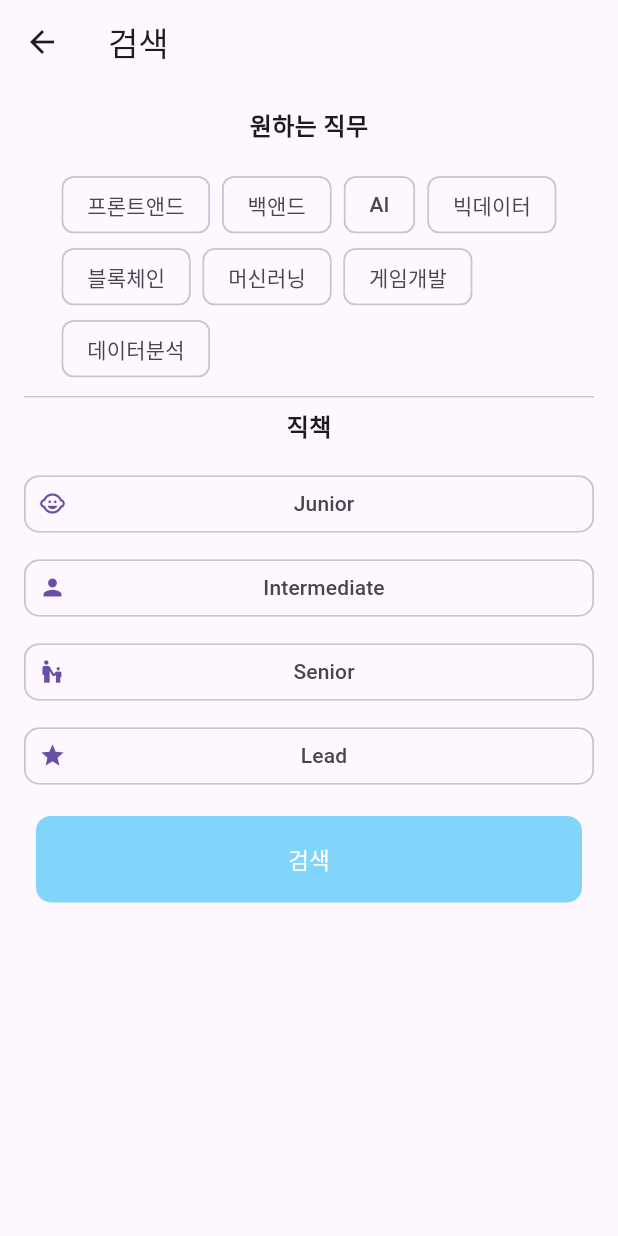
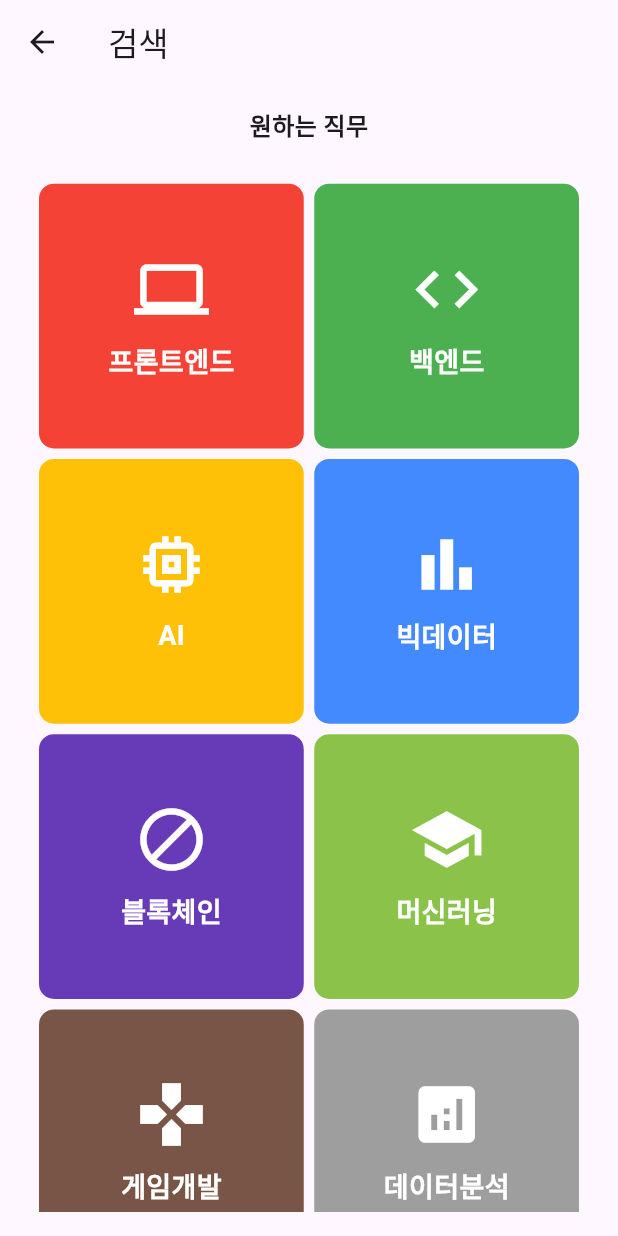
Before and after one commit to so3659/To-Be-Developers, a Flutter app: the CatalogScreen screen opened directly, on a phone screen of 412 x 824 dp. Run offline on Flutter 3.47's test engine with Material 3 defaults, Android fonts, the phone set to English and light mode, and no system bars; our stand-ins replace fl_chart, webview_flutter; missing offline and left inert: webview_flutter_android, webview_flutter_wkwebview.

Commit message:
Change Category UI

```diff
--- a/lib/caterory.dart
+++ b/lib/caterory.dart
@@ -1,4 +1,3 @@
-import 'package:bigdata_project/result.dart';
 import 'package:flutter/material.dart';
 
 class CatalogScreen extends StatefulWidget {
@@ -10,7 +9,9 @@ class CatalogScreen extends StatefulWidget {
 
 class _CatalogScreenState extends State<CatalogScreen> {
   RangeValues priceRange = const RangeValues(0, 30000);
-  Set<String> filters = {};
+  Set<String> selectedCategories = {};
+  Set<String> selectedJobCategories = {};
+
   @override
   Widget build(BuildContext context) {
     final screenSize = MediaQuery.of(context).size;
@@ -34,69 +35,110 @@ class _CatalogScreenState extends State<CatalogScreen> {
                 style: TextStyle(fontSize: 16, fontWeight: FontWeight.bold),
               ),
               SizedBox(height: screenSize.height * 0.02),
-              _buildCategoryRow(),
+              Padding(
+                padding: const EdgeInsets.all(10.0),
+                child: SizedBox(
+                  height: 730, // 적절한 높이 설정
+                  child: GridView.builder(
+                    physics:
+                        const NeverScrollableScrollPhysics(), // 부모 스크롤에 영향을 받도록 설정
+                    itemCount: categories.length,
+                    gridDelegate:
+                        const SliverGridDelegateWithFixedCrossAxisCount(
+                      crossAxisCount: 2,
+                      crossAxisSpacing: 7,
+                      mainAxisSpacing: 7,
+                    ),
+                    itemBuilder: (context, index) {
+                      final category = categories[index];
+                      return SelectableCategoryItem(
+                        category: category,
+                        isSelected:
+                            selectedCategories.contains(category['label']),
+                        onSelected: (isSelected) {
+                          setState(() {
+                            if (isSelected) {
+                              selectedCategories.add(category['label']);
+                            } else {
+                              selectedCategories.remove(category['label']);
+                            }
+                          });
+                        },
+                      );
+                    },
+                  ),
+                ),
+              ),
+              SizedBox(height: screenSize.height * 0.02),
               const Divider(),
+              SizedBox(height: screenSize.height * 0.02),
               const Text(
                 '직책',
                 style: TextStyle(fontSize: 16, fontWeight: FontWeight.bold),
               ),
               SizedBox(height: screenSize.height * 0.02),
-              _buildCareerCategoryRow(context),
+              Padding(
+                padding: const EdgeInsets.all(10.0),
+                child: SizedBox(
+                  height: 400, // 적절한 높이 설정
+                  child: GridView.builder(
+                    physics:
+                        const NeverScrollableScrollPhysics(), // 부모 스크롤에 영향을 받도록 설정
+                    itemCount: jobCategories.length,
+                    gridDelegate:
+                        const SliverGridDelegateWithFixedCrossAxisCount(
+                      crossAxisCount: 2,
+                      crossAxisSpacing: 7,
+                      mainAxisSpacing: 7,
+                    ),
+                    itemBuilder: (context, index) {
+                      final category = jobCategories[index];
+                      return SelectableCategoryItem(
+                        category: category,
+                        isSelected:
+                            selectedJobCategories.contains(category['label']),
+                        onSelected: (isSelected) {
+                          setState(() {
+                            if (isSelected) {
+                              selectedJobCategories.add(category['label']);
+                            } else {
+                              selectedJobCategories.remove(category['label']);
+                            }
+                          });
+                        },
+                      );
+                    },
+                  ),
+                ),
+              ),
               Padding(
                 padding: const EdgeInsets.all(8.0),
                 child: TextButton(
                   style: TextButton.styleFrom(
                     backgroundColor: Colors.lightBlue[200],
-                          minimumSize: Size(
-                              screenSize.width * 0.9, screenSize.height * 0.07),
+                    minimumSize:
+                        Size(screenSize.width * 0.9, screenSize.height * 0.07),
                     shape: RoundedRectangleBorder(
-                              borderRadius: BorderRadius.circular(10))),
+                      borderRadius: BorderRadius.circular(10),
+                    ),
+                  ),
                   onPressed: () {
                     Navigator.push(
                       context,
                       MaterialPageRoute(
-                              builder: (context) => const Result()),
+                          builder: (context) => const ResultScreen()),
                     );
                   },
-                      child: const Text('검색',
-                          style: TextStyle(fontSize: 15, color: Colors.white))))
+                  child: const Text(
+                    '검색',
+                    style: TextStyle(fontSize: 15, color: Colors.white),
+                  ),
+                ),
+              )
             ],
           ),
         ),
       ),
-    );
-  }
-
-  Widget _buildCategoryRow() {
-    List<String> categories = [
-      '프론트앤드',
-      '백앤드',
-      'AI',
-      '빅데이터',
-      '블록체인',
-      '머신러닝',
-      '게임개발',
-      '데이터분석'
-    ];
-    return Wrap(
-      spacing: 8.0,
-      children: categories.map((category) {
-        return FilterChip(
-          showCheckmark: false,
-          selectedColor: Colors.lightGreen[200],
-          label: Text(category),
-          selected: filters.contains(category),
-          onSelected: (bool selected) {
-            setState(() {
-              if (selected) {
-                filters.add(category);
-              } else {
-                filters.remove(category);
-              }
-            });
-          },
-        );
-      }).toList(),
     );
   }
 
@@ -146,13 +188,13 @@ class _CatalogScreenState extends State<CatalogScreen> {
             shape: RoundedRectangleBorder(
               borderRadius: BorderRadius.circular(10),
             ),
-            selected: filters.contains(category),
+            selected: selectedCategories.contains(category),
             onSelected: (bool selected) {
               setState(() {
                 if (selected) {
-                  filters.add(category);
+                  selectedCategories.add(category);
                 } else {
-                  filters.remove(category);
+                  selectedCategories.remove(category);
                 }
               });
             },
@@ -162,3 +204,92 @@ class _CatalogScreenState extends State<CatalogScreen> {
     );
   }
 }
+
+class SelectableCategoryItem extends StatelessWidget {
+  final Map<String, dynamic> category;
+  final bool isSelected;
+  final ValueChanged<bool> onSelected;
+
+  const SelectableCategoryItem({
+    required this.category,
+    required this.isSelected,
+    required this.onSelected,
+    super.key,
+  });
+
+  @override
+  Widget build(BuildContext context) {
+    return GestureDetector(
+      onTap: () {
+        onSelected(!isSelected);
+      },
+      child: Container(
+        decoration: BoxDecoration(
+          color: isSelected ? Colors.lightGreen[200] : category['color'],
+          borderRadius: BorderRadius.circular(10),
+        ),
+        child: Column(
+          mainAxisAlignment: MainAxisAlignment.center,
+          children: [
+            Icon(
+              category['icon'],
+              size: 50,
+              color: Colors.white,
+            ),
+            const SizedBox(height: 10),
+            Text(
+              category['label'],
+              style: const TextStyle(
+                color: Colors.white,
+                fontSize: 18,
+                fontWeight: FontWeight.bold,
+              ),
+            ),
+          ],
+        ),
+      ),
+    );
+  }
+}
+
+final List<Map<String, dynamic>> jobCategories = [
+  {'color': Colors.purple, 'icon': Icons.child_care, 'label': 'Junior'},
+  {
+    'color': Colors.deepOrangeAccent,
+    'icon': Icons.person,
+    'label': 'Intermediate'
+  },
+  {
+    'color': Colors.cyanAccent[200],
+    'icon': Icons.escalator_warning,
+    'label': 'Senior'
+  },
+  {'color': Colors.indigo, 'icon': Icons.star, 'label': 'Lead'},
+];
+
+final List<Map<String, dynamic>> categories = [
+  {'color': Colors.red, 'icon': Icons.computer, 'label': '프론트엔드'},
+  {'color': Colors.green, 'icon': Icons.code, 'label': '백엔드'},
+  {'color': Colors.amber, 'icon': Icons.memory, 'label': 'AI'},
+  {'color': Colors.blueAccent, 'icon': Icons.bar_chart, 'label': '빅데이터'},
+  {'color': Colors.deepPurple, 'icon': Icons.block, 'label': '블록체인'},
+  {'color': Colors.lightGreen, 'icon': Icons.school, 'label': '머신러닝'},
+  {'color': Colors.brown, 'icon': Icons.games, 'label': '게임개발'},
+  {'color': Colors.grey, 'icon': Icons.analytics, 'label': '데이터분석'},
+];
+
+class ResultScreen extends StatelessWidget {
+  const ResultScreen({super.key});
+
+  @override
+  Widget build(BuildContext context) {
+    return Scaffold(
+      appBar: AppBar(
+        title: const Text('검색 결과'),
+      ),
+      body: const Center(
+        child: Text('검색 결과 화면'),
+      ),
+    );
+  }
+}
```
Lines whose indentation alone changed are shown as unchanged.
